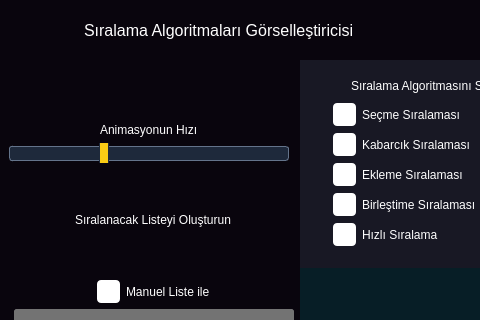
Before: the Qt Designer form MainWindow.ui in Mehmet-Arda/SortingAlgorithmsVisualizer, drawn with Qt 5; both pictures show x 0 to 480 and y 0 to 320 of the 1020 by 777 pixel window.
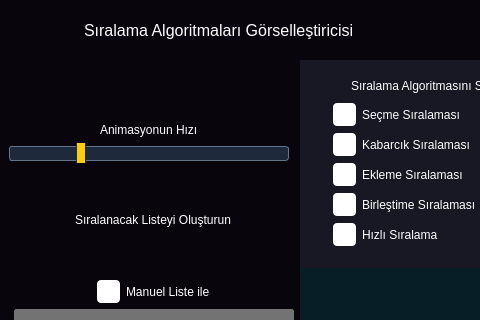
After: the same form once the commit is applied. Icons and pictures are not drawn. Custom widgets are drawn as their Qt base class.

Patch:
```diff
--- a/MainWindow.ui
+++ b/MainWindow.ui
@@ -689,7 +689,7 @@
                 <number>10</number>
                </property>
                <property name="maximum">
-                <number>160</number>
+                <number>213</number>
                </property>
                <property name="singleStep">
                 <number>10</number>
```
Left out of the diff: 8 changed lines with no effect on the pictures.
